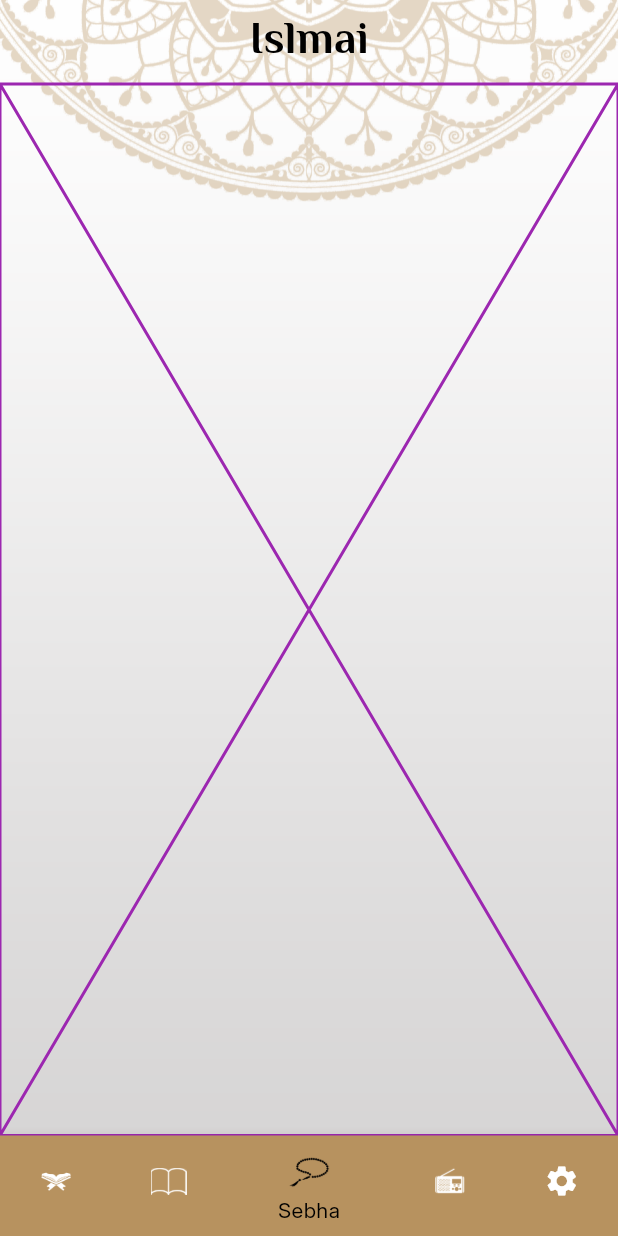
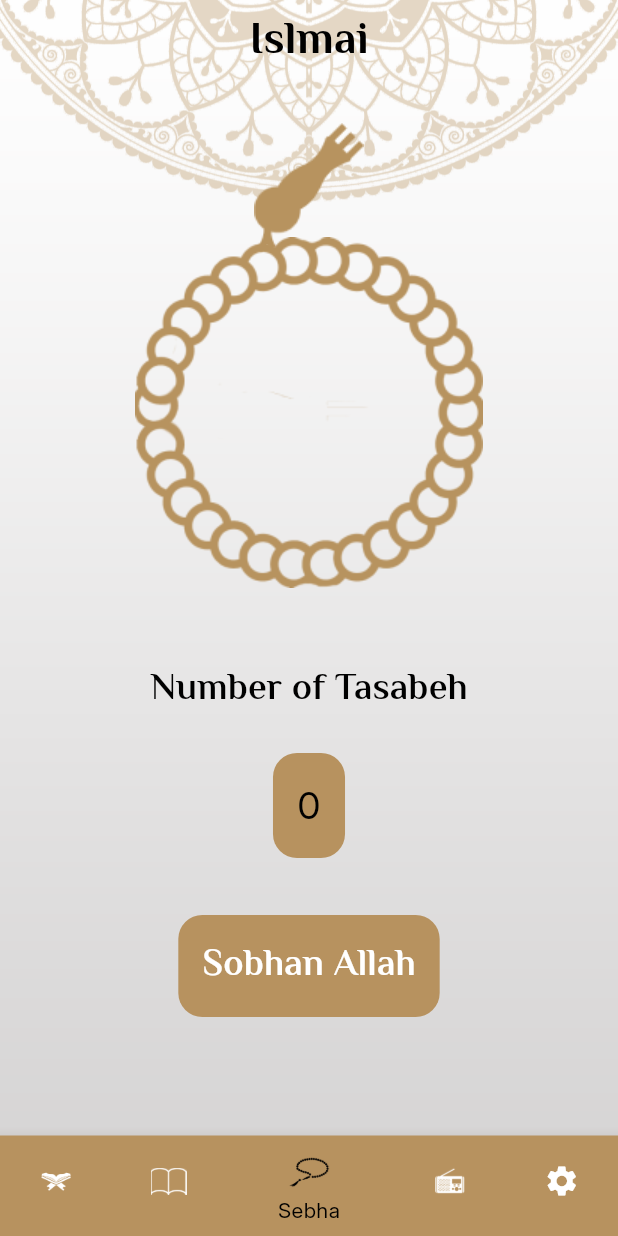
Before and after one commit to mohamedali015/islami-route, a Flutter app: the screen it shows after launch, item 3 of the bottom bar chosen, on a phone screen of 412 x 824 dp. Run offline on Flutter 3.47's test engine with Material 3 defaults, Android fonts, the light colour scheme and no system bars; our stand-ins replace shared_preferences; generated files the repository leaves out were written again.

Commit message:
feat: add Sebha screen feat: add theme and translation to sebha tap

```diff
--- a/lib/UI/Home/Sebha/sebah_tap.dart
+++ b/lib/UI/Home/Sebha/sebah_tap.dart
@@ -1,12 +1,122 @@
 import 'package:flutter/material.dart';
+import 'package:islami/UI/Providers/theme_provider.dart';
+import 'package:islami/ui_utils.dart';
 
-class SebhaTap extends StatelessWidget {
+class SebhaTap extends StatefulWidget {
   const SebhaTap({super.key});
 
   @override
+  State<SebhaTap> createState() => _SebhaTapState();
+}
+
+class _SebhaTapState extends State<SebhaTap> {
+  int counter = 0;
+
+  int index = 0;
+
+  double rotate = 0;
+  int taspehSize = 0;
+
+  @override
   Widget build(BuildContext context) {
-    return const Placeholder(
-      color: Colors.purple,
+    ThemeProvider themeProvider = ThemeProvider.get(context);
+
+    List<String> taspeh = [
+      getTranslation(context).sobhanAllah,
+      getTranslation(context).elHamdleAllah,
+      getTranslation(context).laIlahaIllaAllah,
+      getTranslation(context).allahuAkbar,
+    ];
+    taspehSize = taspeh.length;
+    return Column(
+      crossAxisAlignment: CrossAxisAlignment.stretch,
+      children: [
+        Padding(
+          padding: const EdgeInsets.only(top: 26.0),
+          child: Stack(
+            alignment: Alignment.topCenter,
+            children: [
+              themeProvider.isDarkEnabled()
+                  ? Image.asset("Assets/Images/head of seb7a Dark.png")
+                  : Image.asset("Assets/Images/head of seb7a.png"),
+              Padding(
+                padding: const EdgeInsets.only(top: 76.0),
+                child: Transform.rotate(
+                  angle: rotate,
+                  child: GestureDetector(
+                    onTap: () {
+                      onTab();
+                    },
+                    child: themeProvider.isDarkEnabled()
+                        ? Image.asset("Assets/Images/body of seb7a Dark.png")
+                        : Image.asset("Assets/Images/body of seb7a.png"),
+                  ),
+                ),
+              ),
+            ],
+          ),
+        ),
+        Padding(
+          padding: const EdgeInsets.only(top: 50.0),
+          child: Center(
+              child: Text(
+            getTranslation(context).numberOfTasabeh,
+            style: Theme.of(context).textTheme.titleSmall,
+          )),
+        ),
+        Padding(
+          padding: const EdgeInsets.all(24.0),
+          child: Center(
+            child: Container(
+              padding: const EdgeInsets.all(16),
+              decoration: BoxDecoration(
+                color: Theme.of(context).colorScheme.primary,
+                borderRadius: BorderRadius.circular(16),
+              ),
+              child: Text(
+                "$counter",
+                style: Theme.of(context).textTheme.bodyLarge,
+              ),
+            ),
+          ),
+        ),
+        GestureDetector(
+          onTap: () {
+            onTab();
+          },
+          child: Padding(
+            padding: const EdgeInsets.all(14.0),
+            child: Center(
+              child: Container(
+                padding: const EdgeInsets.all(16),
+                decoration: BoxDecoration(
+                  color: Theme.of(context).colorScheme.secondary,
+                  borderRadius: BorderRadius.circular(16),
+                ),
+                child: Text(
+                  taspeh[index],
+                  style: Theme.of(context).textTheme.titleSmall!.copyWith(
+                        color: Theme.of(context).colorScheme.onSecondary,
+                      ),
+                ),
+              ),
+            ),
+          ),
+        ),
+      ],
     );
   }
+
+  onTab() {
+    rotate += 15;
+    counter++;
+    if (counter > 33) {
+      counter = 0;
+      index++;
+    }
+    if (index == taspehSize) {
+      index = 0;
+    }
+    setState(() {});
+  }
 }
--- a/lib/UI/Home/Settings/settings_tap.dart
+++ b/lib/UI/Home/Settings/settings_tap.dart
@@ -52,7 +52,7 @@ class _SettingsTapState extends State<SettingsTap> {
               child: Text(
                 currentTheme.getCurrentTheme(context),
                 style: Theme.of(context).textTheme.bodyLarge?.copyWith(
-                      color: Theme.of(context).colorScheme.secondary,
+                      color: Theme.of(context).colorScheme.onPrimary,
                     ),
               ),
             ),
@@ -85,7 +85,7 @@ class _SettingsTapState extends State<SettingsTap> {
               child: Text(
                 currentLocale.getCurrentLocale(context),
                 style: Theme.of(context).textTheme.bodyLarge?.copyWith(
-                      color: Theme.of(context).colorScheme.secondary,
+                      color: Theme.of(context).colorScheme.onPrimary,
                     ),
               ),
             ),
--- a/lib/UI/Home/home_screen.dart
+++ b/lib/UI/Home/home_screen.dart
@@ -74,7 +74,7 @@ class _HomeScreenState extends State<HomeScreen> {
   var taps = [
           QuranTap(),
     const HadethTap(),
-    const SebhaTap(),
+    SebhaTap(),
     const RadioTap(),
     const SettingsTap()
   ];
--- a/lib/UI/Theme/mytheme.dart
+++ b/lib/UI/Theme/mytheme.dart
@@ -57,9 +57,9 @@ class MyThemeData {
       colorScheme: ColorScheme.fromSeed(
         seedColor: const Color(0xFFB7925F),
         primary: const Color(0xFFB7925F),
-        onPrimary: Colors.white,
+        onPrimary: Colors.black.withOpacity(0.8),
         secondary: const Color(0xFFB7925F),
-        onSecondary: Colors.black,
+        onSecondary: Colors.white,
       ));
 
   static final ThemeData darktheme = ThemeData(
@@ -113,7 +113,7 @@ class MyThemeData {
       colorScheme: ColorScheme.fromSeed(
         seedColor: darkPrimary,
         primary: darkPrimary,
-        onPrimary: Colors.white,
+        onPrimary: Colors.black.withOpacity(0.8),
         secondary: darkSecondary,
         onSecondary: Colors.black,
       ));
--- a/lib/l10n/app_ar.arb
+++ b/lib/l10n/app_ar.arb
@@ -13,5 +13,10 @@
     "english" : "الأنجليزية" ,
     "arabic" : "العربية" ,
     "light" : "فاتح",
-    "dark" : "داكن"
+    "dark" : "داكن" ,
+    "numberOfTasabeh" : "عدد التسبيحات" ,
+    "sobhanAllah"  : "سبحان الله" ,
+    "elHamdleAllah"  : "الحمد لله",
+    "laIlahaIllaAllah" : "لا اله الا الله",
+    "allahuAkbar" : "الله اكبر"
 }
--- a/lib/l10n/app_en.arb
+++ b/lib/l10n/app_en.arb
@@ -13,5 +13,10 @@
     "english" : "English" ,
     "arabic" : "Arabic" ,
     "light" : "Light",
-    "dark" : "Dark"
+    "dark" : "Dark",
+    "numberOfTasabeh" : "Number of Tasabeh" ,
+    "sobhanAllah"  : "Sobhan Allah",
+    "elHamdleAllah"  : "El Hamd le Allah",
+    "laIlahaIllaAllah" : "La ilaha illa Allah",
+    "allahuAkbar" : "Allahu Akbar"
 }
```
Also changed, not shown: Assets/Images/Radio header.png (added), Assets/Images/body of seb7a Dark.png (added), Assets/Images/body of seb7a.png (added), Assets/Images/head of seb7a Dark.png (added), Assets/Images/head of seb7a.png (added).
